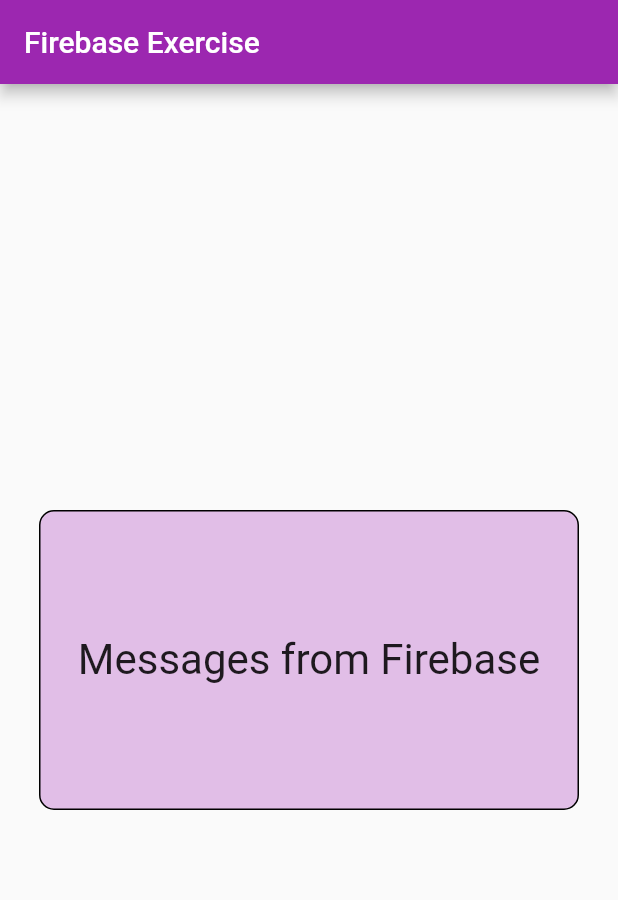
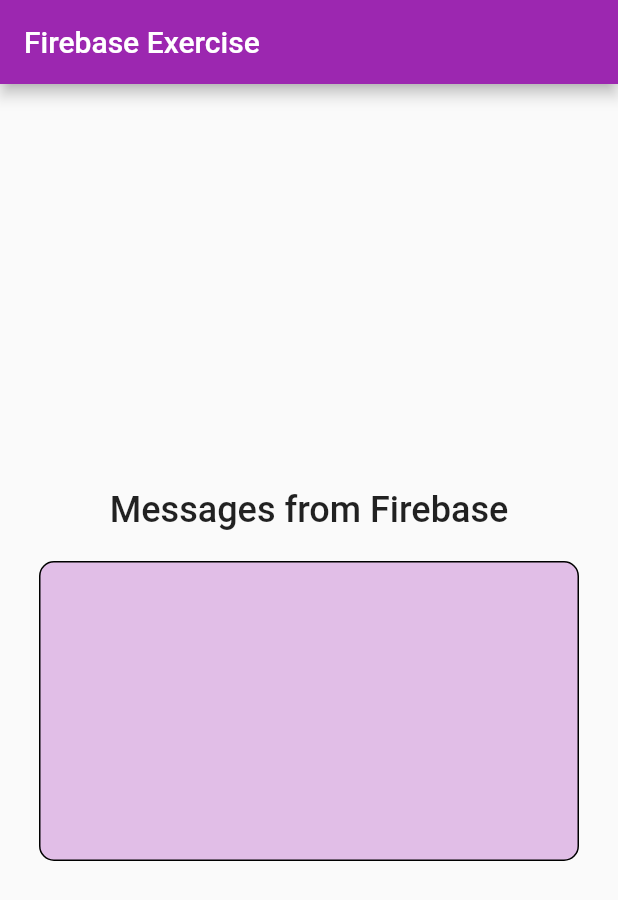
Before and after one commit to farhan-besquare/Flutter_Firebase_PushNotification_Exercise, a Flutter app: the screen it shows after launch, on a phone screen of 412 x 824 dp. Shown: the top 900 px of the screen. Run offline on Flutter 3.47's test engine with Material 2 defaults, Android fonts, the phone set to English and light mode, and no system bars; our stand-ins replace firebase_core, firebase_messaging; accounts and stored records are empty.

Commit message:
touch up

```diff
--- a/lib/main.dart
+++ b/lib/main.dart
@@ -11,15 +11,14 @@
   runApp(const MyApp());
 }
 
-String firebaseMessage = "Messages from Firebase";
+String firebaseMessage = "";
 
 Future<void> _handleMessage(RemoteMessage message) async {
   await Firebase.initializeApp();
 
   firebaseMessage = message.notification!.body.toString();
 
-  print(
-      'Message when App is running in the background: ${message.notification!.body}');
+  print('Background message: ${message.notification!.body}');
 }
 
 class MyApp extends StatelessWidget {
@@ -70,14 +69,14 @@
           context: context,
           builder: (BuildContext context) {
             return AlertDialog(
-              title: Text('Firebase Alert!'),
+              title: const Text('Firebase Popup!'),
               content: Text(event.notification!.body!),
               actions: [
                 TextButton(
                     onPressed: () {
                       Navigator.of(context).pop();
                     },
-                    child: Text('Okay'))
+                    child: const Text('Okay'))
               ],
             );
           });
@@ -101,6 +100,13 @@
           mainAxisAlignment: MainAxisAlignment.center,
           children: <Widget>[
             Container(
+              padding: const EdgeInsets.all(20),
+              child: const Text(
+                'Messages from Firebase',
+                style: TextStyle(fontSize: 24, fontWeight: FontWeight.w500),
+              ),
+            ),
+            Container(
               alignment: Alignment.center,
               height: 200,
               width: 360,
@@ -111,8 +117,9 @@
               child: Padding(
                 padding: const EdgeInsets.all(5.0),
                 child: Text(
-                  '$firebaseMessage',
-                  style: TextStyle(fontSize: 28, fontWeight: FontWeight.w400),
+                  firebaseMessage,
+                  style: const TextStyle(
+                      fontSize: 28, fontWeight: FontWeight.w400),
                   textAlign: TextAlign.center,
                 ),
               ),
```
